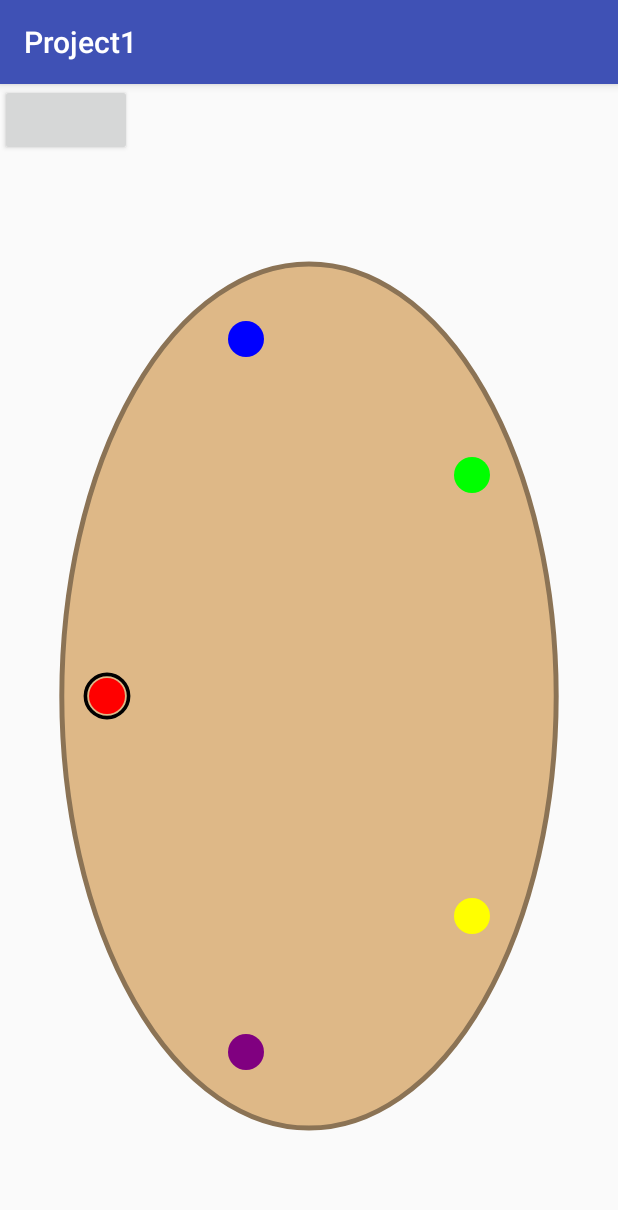
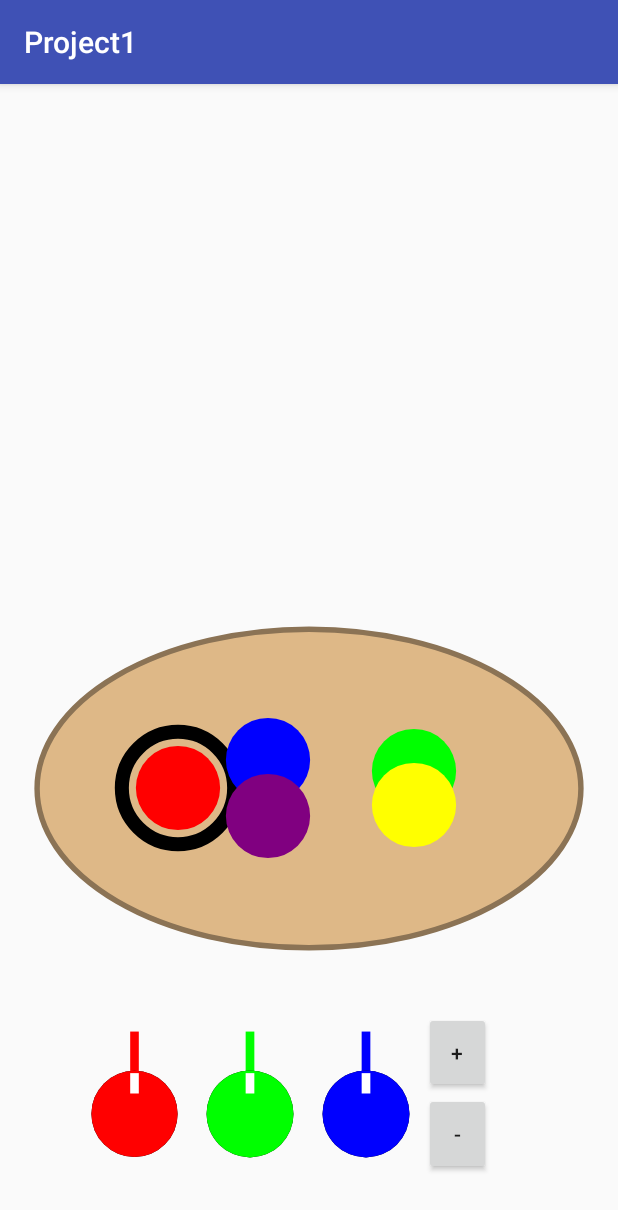
Before and after one commit to shaunchristensen/CS4530, an Android app: the screen it shows after launch (MainActivity), on a phone screen of 412 x 824 dp. Shown: the top 1210 px of the screen. Run offline under Robolectric (Android 15) with nearby library versions, the phone set to English and light mode, and no system bars.

Commit message:
P1 part 5

```diff
--- a/Project1/app/src/main/java/edu/utah/cs/cs4530/project1/LinearLayoutColor.java
+++ b/Project1/app/src/main/java/edu/utah/cs/cs4530/project1/LinearLayoutColor.java
@@ -1,10 +1,9 @@
 package edu.utah.cs.cs4530.project1;
 
 import android.content.Context;
-import android.graphics.Canvas;
 import android.graphics.Color;
+import android.graphics.Rect;
 import android.view.View;
-import android.view.ViewGroup;
 import android.widget.Button;
 import android.widget.LinearLayout;
 
@@ -42,11 +41,6 @@ public class LinearLayoutColor extends LinearLayout implements View.OnClickListe
 
         intBlue = intGreen = intRed = 255;
 
-        LinearLayout.LayoutParams layoutParams = new LinearLayout.LayoutParams(ViewGroup.LayoutParams.MATCH_PARENT, 0, 1);
-
-        LinearLayout linearLayout = new LinearLayout(context);
-        linearLayout.setOrientation(LinearLayout.VERTICAL);
-
         onColorAddClickListener = null;
         onColorRemoveClickListener = null;
 
@@ -59,15 +53,15 @@ public class LinearLayoutColor extends LinearLayout implements View.OnClickListe
         viewKnobRed = new ViewKnob(context, Color.RED);
         viewKnobRed.setOnValueChangeListener(this);
 
-        linearLayout.addView(buttonColorAdd, layoutParams);
-        linearLayout.addView(buttonColorRemove, layoutParams);
+        LinearLayout linearLayout = new LinearLayout(context);
+        linearLayout.addView(buttonColorAdd, new LayoutParams(LayoutParams.MATCH_PARENT, 0, 1));
+        linearLayout.addView(buttonColorRemove, new LayoutParams(LayoutParams.MATCH_PARENT, 0, 1));
+        linearLayout.setOrientation(LinearLayout.VERTICAL);
 
-        layoutParams = new LinearLayout.LayoutParams(0, ViewGroup.LayoutParams.MATCH_PARENT, 1);
-
-        this.addView(viewKnobRed, layoutParams);
-        this.addView(viewKnobGreen, layoutParams);
-        this.addView(viewKnobBlue, layoutParams);
-        this.addView(linearLayout);
+        this.addView(viewKnobRed, new LayoutParams(0, LayoutParams.MATCH_PARENT, 2));
+        this.addView(viewKnobGreen, new LayoutParams(0, LayoutParams.MATCH_PARENT, 2));
+        this.addView(viewKnobBlue, new LayoutParams(0, LayoutParams.MATCH_PARENT, 2));
+        this.addView(linearLayout, new LayoutParams(0, LayoutParams.MATCH_PARENT, 1));
     }
 
     // interfaces
@@ -84,14 +78,13 @@ public class LinearLayoutColor extends LinearLayout implements View.OnClickListe
 
     // methods
 
-    public void setEnabled(boolean enabled)
+    public void setColorRemoveEnabled(boolean enabled)
     {
         buttonColorRemove.setEnabled(enabled);
     }
 
     public void setOnColorAddClickListener(OnColorAddClickListener listener)
     {
-        buttonColorRemove.setEnabled(true);
         onColorAddClickListener = listener;
     }
 
@@ -114,6 +107,25 @@ public class LinearLayoutColor extends LinearLayout implements View.OnClickListe
     }
 
     @Override
+    protected void onLayout(boolean b, int i, int i1, int i2, int i3)
+    {
+        Rect rect;
+        View view;
+
+        for (int index = 0; index < getChildCount(); index++)
+        {
+            rect = new Rect();
+            rect.bottom = getHeight();
+            rect.left = (int)(index * getWidth() * .25f);
+            rect.right = (int)((index + 1) * getWidth() * .25f);
+            rect.top = 0;
+
+            view = getChildAt(index);
+            view.layout(rect.left, rect.top, rect.right, rect.bottom);
+        }
+    }
+
+    @Override
     public void onValueChange()
     {
         intBlue = viewKnobBlue.getValue();
--- a/Project1/app/src/main/java/edu/utah/cs/cs4530/project1/MainActivity.java
+++ b/Project1/app/src/main/java/edu/utah/cs/cs4530/project1/MainActivity.java
@@ -1,34 +1,69 @@
 package edu.utah.cs.cs4530.project1;
 
-import android.graphics.Color;
+import android.os.Bundle;
 import android.support.v7.app.AppCompatActivity;
-import android.os.Bundle;
-import android.view.ViewGroup;
-import android.widget.Button;
 import android.widget.LinearLayout;
+import android.widget.LinearLayout.LayoutParams;
 
 /**
  * Created by Shaun Christensen on 2016.09.17.
  */
-public class MainActivity extends AppCompatActivity// implements Knob.OnKnobAngleChangedListener
+public class MainActivity extends AppCompatActivity implements LinearLayoutColor.OnColorAddClickListener, LinearLayoutColor.OnColorRemoveClickListener, ViewGroupPalette.OnColorChangeListener
 {
+    private LinearLayoutColor linearLayoutColor;
+    private ViewCanvas viewCanvas;
+    private ViewGroupPalette viewGroupPalette;
+
+    @Override
+    public void onColorAddClick(int color)
+    {
+        linearLayoutColor.setColorRemoveEnabled(true);
+        viewGroupPalette.addColor(color);
+    }
+
+    @Override
+    public void onColorChange(int color)
+    {
+        viewCanvas.setColor(color);
+    }
+
+    @Override
+    public void onColorRemoveClick()
+    {
+        if (viewGroupPalette.removeColor() > 0)
+        {
+            linearLayoutColor.setColorRemoveEnabled(true);
+        }
+        else
+        {
+            linearLayoutColor.setColorRemoveEnabled(false);
+        }
+    }
+
     @Override
     protected void onCreate(Bundle savedInstanceState) {
         super.onCreate(savedInstanceState);
 
-        Button b = new Button(this);
+        int height = this.getResources().getDisplayMetrics().heightPixels;
+        int width = this.getResources().getDisplayMetrics().widthPixels;
 
-        LinearLayout.LayoutParams layoutParams = new LinearLayout.LayoutParams(ViewGroup.LayoutParams.MATCH_PARENT, 0, 2);
+        LayoutParams layoutParmsColor = new LayoutParams((int)(width * .75f), 0, 15);
+        layoutParmsColor.setMargins((int)(width * .125f), (int)(height * .05f), (int)(width * .125f), (int)(height * .05f));
+
+        linearLayoutColor = new LinearLayoutColor(this);
+        linearLayoutColor.setOnColorAddClickListener(this);
+        linearLayoutColor.setOnColorRemoveClickListener(this);
+
+        viewCanvas = new ViewCanvas(this);
+
+        viewGroupPalette = new ViewGroupPalette(this);
+        viewGroupPalette.setOnColorChangeListener(this);
 
         LinearLayout linearLayout = new LinearLayout(this);
-        linearLayout.addView(b);
+        linearLayout.addView(viewCanvas, new LayoutParams(width, 0, 50));
+        linearLayout.addView(viewGroupPalette, new LayoutParams(width, 0, 30));
+        linearLayout.addView(linearLayoutColor, layoutParmsColor);
         linearLayout.setOrientation(LinearLayout.VERTICAL);
-
-        layoutParams = new LinearLayout.LayoutParams(ViewGroup.LayoutParams.MATCH_PARENT, 0, 1);
-
-        ViewGroupPalette viewGroupPalette = new ViewGroupPalette(this);
-
-        linearLayout.addView(viewGroupPalette);
 
         setContentView(linearLayout);
     }
--- /dev/null
+++ b/Project1/app/src/main/java/edu/utah/cs/cs4530/project1/ViewCanvas.java
@@ -0,0 +1,98 @@
+package edu.utah.cs.cs4530.project1;
+
+import android.content.Context;
+import android.graphics.Canvas;
+import android.graphics.Color;
+import android.graphics.Paint;
+import android.graphics.Path;
+import android.graphics.PointF;
+import android.util.Pair;
+import android.view.MotionEvent;
+import android.view.View;
+
+import java.util.ArrayList;
+
+/**
+ * Created by Shaun Christensen on 2016.09.21.
+ */
+public class ViewCanvas extends View
+{
+    // fields
+
+    private final ArrayList<Pair<Integer, ArrayList<PointF>>> arrayListPair;
+    private final ArrayList<PointF> arrayListPointF;
+    private int intColor;
+
+    // constructors
+
+    public ViewCanvas(Context context)
+    {
+        super(context);
+
+        arrayListPair = new ArrayList<Pair<Integer, ArrayList<PointF>>>();
+        arrayListPointF = new ArrayList<PointF>();
+        intColor = Color.RED;
+    }
+
+    // methods
+
+    public void setColor(int color)
+    {
+        intColor = color;
+    }
+
+    @Override
+    public void onDraw(Canvas canvas)
+    {
+        super.onDraw(canvas);
+
+        ArrayList<PointF> arrayList;
+
+        Paint paint = new Paint(Paint.ANTI_ALIAS_FLAG);
+        paint.setStrokeWidth((getHeight() < getWidth() ? getHeight() : getWidth()) * .01f);
+        paint.setStyle(Paint.Style.STROKE);
+
+        Path path;
+        PointF pointF;
+
+        for (int i = 0; i < arrayListPair.size(); i++)
+        {
+            path = new Path();
+
+            paint.setColor(arrayListPair.get(i).first);
+            arrayList = arrayListPair.get(i).second;
+
+            for (int j = 0; j < arrayList.size(); j++)
+            {
+                pointF = arrayList.get(j);
+
+                if (j > 0)
+                {
+                    path.lineTo(pointF.x, pointF.y);
+                }
+                else
+                {
+                    path.moveTo(pointF.x, pointF.y);
+                }
+            }
+
+            canvas.drawPath(path, paint);
+        }
+    }
+
+    @Override
+    public boolean onTouchEvent(MotionEvent event)
+    {
+        arrayListPointF.add(new PointF(event.getX(), event.getY()));
+
+        if (event.getAction() == MotionEvent.ACTION_UP)
+        {
+            arrayListPair.add(new Pair(intColor, new ArrayList<PointF>(arrayListPointF)));
+            arrayListPointF.clear();
+        }
+
+        invalidate();
+
+        return true;
+    }
+}
--- a/Project1/app/src/main/java/edu/utah/cs/cs4530/project1/ViewGroupPalette.java
+++ b/Project1/app/src/main/java/edu/utah/cs/cs4530/project1/ViewGroupPalette.java
@@ -15,11 +15,12 @@ import java.util.ArrayList;
 /**
  * Created by Shaun Christensen on 2016.09.21.
  */
-public class ViewGroupPalette extends ViewGroup implements View.OnClickListener
+public class ViewGroupPalette extends ViewGroup implements ViewPaint.OnActiveChangeListener
 {
     // fields
 
-    private final ArrayList<ViewPaint> arrayList;
+    private final ArrayList<ViewPaint> arrayListViewPaint;
+    private int intIndex;
     private OnColorChangeListener onColorChangeListener;
 
     // constructors
@@ -28,22 +29,22 @@ public class ViewGroupPalette extends ViewGroup implements View.OnClickListener
     {
         super(context);
 
-        arrayList = new ArrayList<ViewPaint>();
-        arrayList.add(new ViewPaint(context, Color.RED));
-        arrayList.add(new ViewPaint(context, Color.BLUE));
-        arrayList.add(new ViewPaint(context, Color.GREEN));
-        arrayList.add(new ViewPaint(context, Color.YELLOW));
-        arrayList.add(new ViewPaint(context, Color.argb(255, 128, 0, 128)));
+        arrayListViewPaint = new ArrayList<ViewPaint>();
+        arrayListViewPaint.add(new ViewPaint(context, Color.RED));
+        arrayListViewPaint.add(new ViewPaint(context, Color.BLUE));
+        arrayListViewPaint.add(new ViewPaint(context, Color.GREEN));
+        arrayListViewPaint.add(new ViewPaint(context, Color.YELLOW));
+        arrayListViewPaint.add(new ViewPaint(context, Color.argb(255, 128, 0, 128)));
 
-        for (ViewPaint v: arrayList)
+        ((ViewPaint)arrayListViewPaint.get(0)).setActive(true);
+
+        for (ViewPaint v: arrayListViewPaint)
         {
             this.addView(v);
-
-            v.setOnClickListener(this);
+            v.setOnActiveChangeListener(this);
         }
 
-        ((ViewPaint)arrayList.get(0)).performClick();
-
+        intIndex = 0;
         onColorChangeListener = null;
 
         setWillNotDraw(false);
@@ -58,20 +59,71 @@ public class ViewGroupPalette extends ViewGroup implements View.OnClickListener
 
     // methods
 
-    @Override
-    public void onClick(View view)
+    public void addColor(int color)
     {
-        if (view instanceof ViewPaint)
+        ViewPaint viewPaint = new ViewPaint(this.getContext(), color);
+        viewPaint.setActive(true);
+        viewPaint.setOnActiveChangeListener(this);
+
+        arrayListViewPaint.add(viewPaint);
+
+        this.addView(viewPaint);
+
+        onActiveChange(viewPaint);
+        requestLayout();
+    }
+
+    public int removeColor()
+    {
+        if (arrayListViewPaint.size() > 1)
         {
-            for (int i = 0; i < arrayList.size(); i++)
+            ViewPaint viewPaint = ((ViewPaint)arrayListViewPaint.get(intIndex));
+            viewPaint.setOnActiveChangeListener(null);
+
+            arrayListViewPaint.remove(intIndex);
+
+            this.removeView(viewPaint);
+
+            if (intIndex > 0)
             {
-                ((ViewPaint)arrayList.get(i)).setActive(false);
+                intIndex--;
+            }
+            else
+            {
+                intIndex = 0;
             }
 
-            ((ViewPaint)view).setActive(true);
+            viewPaint = ((ViewPaint)arrayListViewPaint.get(intIndex));
+            viewPaint.setActive(true);
 
-            onColorChangeListener.onColorChange(((ViewPaint)view).getColor());
+            onActiveChange(viewPaint);
+            requestLayout();
         }
+
+        return arrayListViewPaint.size();
+    }
+
+    public void setOnColorChangeListener(OnColorChangeListener listener)
+    {
+        onColorChangeListener = listener;
+    }
+
+    @Override
+    public void onActiveChange(ViewPaint viewPaint)
+    {
+        for (int i = 0; i < arrayListViewPaint.size(); i++)
+        {
+            if (((ViewPaint)arrayListViewPaint.get(i)) == viewPaint)
+            {
+                intIndex = i;
+            }
+            else
+            {
+                ((ViewPaint)arrayListViewPaint.get(i)).setActive(false);
+            }
+        }
+
+        onColorChangeListener.onColorChange(viewPaint.getColor());
     }
 
     @Override
@@ -84,10 +136,10 @@ public class ViewGroupPalette extends ViewGroup implements View.OnClickListener
         paint.setStyle(Paint.Style.FILL);
 
         RectF rectF = new RectF();
-        rectF.bottom = getHeight() * .9f;
-        rectF.left = getWidth() * .1f;
-        rectF.right = getWidth() * .9f;
-        rectF.top = getHeight() * .1f;
+        rectF.bottom = getHeight() * .99f;
+        rectF.left = getWidth() * .06f;
+        rectF.right = getWidth() * .94f;
+        rectF.top = getHeight() * .01f;
 
         canvas.drawOval(rectF, paint);
 
@@ -101,8 +153,8 @@ public class ViewGroupPalette extends ViewGroup implements View.OnClickListener
     @Override
     protected void onLayout(boolean b, int i, int i1, int i2, int i3)
     {
-        int radius = (getHeight() < getWidth() ? getHeight() : getWidth()) / 20;
-
+        // fix
+        int radius = (int)((getHeight() < getWidth() ? getHeight() : getWidth()) * 1.8f / arrayListViewPaint.size());
         float theta = (float)(2 * Math.PI / getChildCount());
 
         PointF pointF;
@@ -112,8 +164,8 @@ public class ViewGroupPalette extends ViewGroup implements View.OnClickListener
         for (int index = 0; index < getChildCount(); index++)
         {
             pointF = new PointF();
-            pointF.x = getWidth() * .5f - (getWidth() * .375f - radius) * (float)Math.cos(index * theta);
-            pointF.y = getHeight() * .5f - (getHeight() * .375f - radius) * (float)Math.sin(index * theta);
+            pointF.x = getWidth() * .5f - (getWidth() * .40f - radius) * (float)Math.cos(index * theta);
+            pointF.y = getHeight() * .5f - (getHeight() * .45f - radius) * (float)Math.sin(index * theta);
 
             rect = new Rect();
             rect.bottom = (int)(pointF.y + radius);
@@ -125,10 +177,4 @@ public class ViewGroupPalette extends ViewGroup implements View.OnClickListener
             view.layout(rect.left, rect.top, rect.right, rect.bottom);
         }
     }
-
-    public void setOnColorChangeListener(OnColorChangeListener listener)
-    {
-        onColorChangeListener = listener;
-    }
-
 }
--- a/Project1/app/src/main/java/edu/utah/cs/cs4530/project1/ViewKnob.java
+++ b/Project1/app/src/main/java/edu/utah/cs/cs4530/project1/ViewKnob.java
@@ -56,7 +56,7 @@ public class ViewKnob extends View
 
     public void setValue(double x, double y)
     {
-        floatTheta = (float)Math.atan2(y - floatY, x - floatX) + floatTau / 4;
+        floatTheta = (float)Math.atan2(y - floatY, x - floatX) + floatTau * .25f;
         intValue = (int)(255 * (1 - floatTheta / floatTau));
 
         invalidate();
@@ -73,33 +73,33 @@ public class ViewKnob extends View
         super.onDraw(canvas);
 
         RectF rectF = new RectF();
-        rectF.bottom = getHeight() * 11 / 12;
-        rectF.left = getWidth() / 10;
-        rectF.right = getWidth() * .9f;
-        rectF.top = getHeight() / 4;
+        rectF.bottom = getHeight() * .875f;
+        rectF.left = getWidth() * .125f;
+        rectF.right = getWidth() * .875f;
+        rectF.top = getHeight() * .375f;
 
         floatX = rectF.centerX();
         floatY = rectF.centerY();
 
         Paint paint = new Paint(Paint.ANTI_ALIAS_FLAG);
         paint.setColor(intColor);
-        paint.setStrokeWidth(rectF.width() / 10);
+        paint.setStrokeWidth(rectF.width() * .1f);
 
-        canvas.drawLine(rectF.centerX(), getHeight() / 12, rectF.centerX(), getHeight() / 4, paint);
+        canvas.drawLine(rectF.centerX(), getHeight() * .12f, rectF.centerX(), getHeight() * .375f, paint);
 
         paint.setColor(Color.BLACK);
         paint.setStyle(Paint.Style.FILL);
 
-        canvas.drawCircle(rectF.centerX(), rectF.centerY(), rectF.width() / 2, paint);
+        canvas.drawCircle(rectF.centerX(), rectF.centerY(), rectF.width() * .5f, paint);
 
         paint.setARGB(intValue, red(intColor), green(intColor), blue(intColor));
 
-        canvas.drawCircle(rectF.centerX(), rectF.centerY(), rectF.width() / 2, paint);
+        canvas.drawCircle(rectF.centerX(), rectF.centerY(), rectF.width() * .5f, paint);
 
         paint.setColor(Color.WHITE);
         paint.setStyle(Paint.Style.STROKE);
 
-        canvas.drawLine(rectF.centerX() + (rectF.width() / 4) * (float)Math.cos((double)floatTheta - floatTau / 4), rectF.centerY() + (rectF.height() / 4) * (float)Math.sin((double)floatTheta - floatTau / 4), rectF.centerX() + (rectF.width() / 2) * (float)Math.cos((double)floatTheta - floatTau / 4), rectF.centerY() + (rectF.height() / 2) * (float)Math.sin((double)floatTheta - floatTau / 4), paint);
+        canvas.drawLine(rectF.centerX() + (rectF.width() * .25f) * (float)Math.cos((double)floatTheta - floatTau * .25f), rectF.centerY() + (rectF.height() * .25f) * (float)Math.sin((double)floatTheta - floatTau * .25f), rectF.centerX() + (rectF.width() * .5f) * (float)Math.cos((double)floatTheta - floatTau * .25f), rectF.centerY() + (rectF.height() * .5f) * (float)Math.sin((double)floatTheta - floatTau * .25f), paint);
     }
 
     @Override
--- a/Project1/app/src/main/java/edu/utah/cs/cs4530/project1/ViewPaint.java
+++ b/Project1/app/src/main/java/edu/utah/cs/cs4530/project1/ViewPaint.java
@@ -17,6 +17,7 @@ public class ViewPaint extends View
 
     private boolean booleanActive;
     private final int intColor;
+    private OnActiveChangeListener onActiveChangeListener;
 
     // constructors
 
@@ -26,7 +27,15 @@ public class ViewPaint extends View
 
         booleanActive = false;
         intColor = color;
+        onActiveChangeListener = null;
    }
+
+    // interfaces
+
+    public interface OnActiveChangeListener
+    {
+        void onActiveChange(ViewPaint viewPaint);
+    }
 
     // methods
 
@@ -45,6 +54,11 @@ public class ViewPaint extends View
         }
     }
 
+    public void setOnActiveChangeListener(OnActiveChangeListener listener)
+    {
+        onActiveChangeListener = listener;
+    }
+
     @Override
     protected void onDraw(Canvas canvas)
     {
@@ -60,7 +74,7 @@ public class ViewPaint extends View
         rectF.right = getWidth() * .8f;
         rectF.top = getHeight() * .2f;
 
-        canvas.drawCircle(rectF.centerX(), rectF.centerY(), rectF.width() / 2, paint);
+        canvas.drawCircle(rectF.centerX(), rectF.centerY(), rectF.width() * .3f, paint);
 
         if (booleanActive)
         {
@@ -68,7 +82,7 @@ public class ViewPaint extends View
             paint.setStrokeWidth(rectF.width() * .1f);
             paint.setStyle(Paint.Style.STROKE);
 
-            canvas.drawCircle(rectF.centerX(), rectF.centerY(), rectF.width() * .6f, paint);
+            canvas.drawCircle(rectF.centerX(), rectF.centerY(), rectF.width() * .4f, paint);
         }
     }
 
@@ -96,4 +110,13 @@ public class ViewPaint extends View
 
         setMeasuredDimension(resolveSize(suggestedMinimumWidth, widthMeasureSpec), resolveSize(suggestedMinimumHeight, heightMeasureSpec));
     }
+
+    @Override
+    public boolean onTouchEvent(MotionEvent event)
+    {
+        setActive(true);
+        onActiveChangeListener.onActiveChange(this);
+
+        return true;
+    }
 }
```
